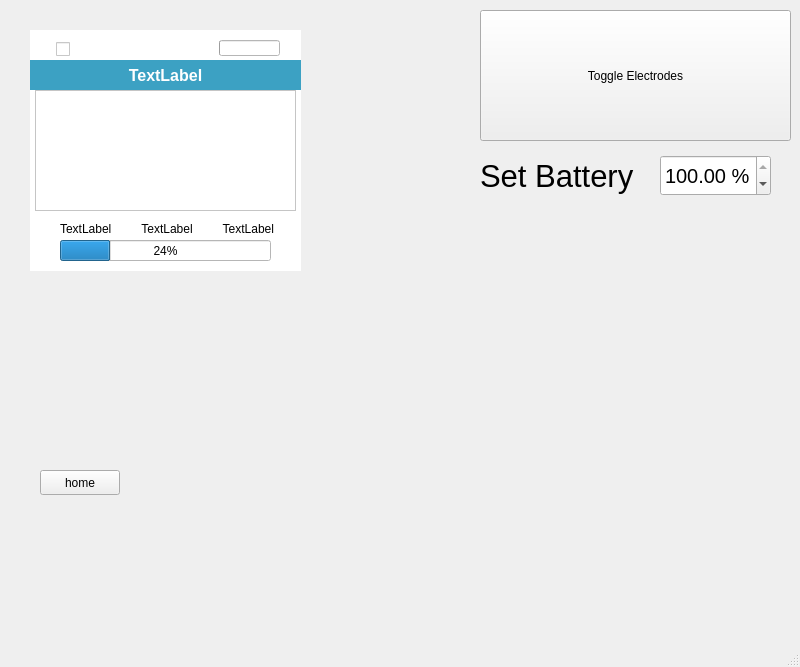
Before: the Qt Designer form mainwindow.ui in lasitha-amuwala/CES-Simulator, drawn with Qt 5.
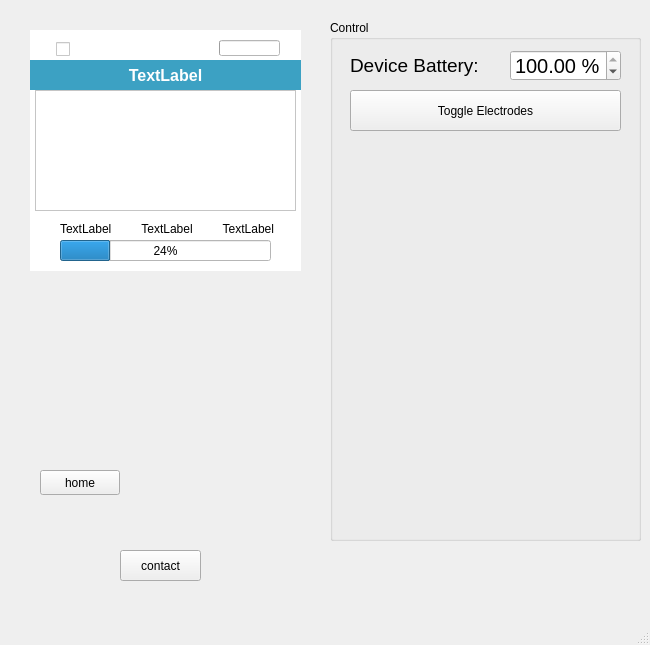
After: the same form once the commit is applied. Icons and pictures are not drawn.

```diff
--- a/mainwindow.ui
+++ b/mainwindow.ui
@@ -6,8 +6,8 @@
    <rect>
     <x>0</x>
     <y>0</y>
-    <width>800</width>
-    <height>667</height>
+    <width>650</width>
+    <height>645</height>
    </rect>
   </property>
   <property name="windowTitle">
@@ -443,44 +443,43 @@
      <set>Qt::AlignCenter</set>
     </property>
    </widget>
-   <widget class="QPushButton" name="toggleElectrodes">
+   <widget class="QGroupBox" name="groupBox">
     <property name="geometry">
      <rect>
-      <x>480</x>
-      <y>10</y>
+      <x>330</x>
+      <y>20</y>
       <width>311</width>
-      <height>131</height>
+      <height>521</height>
      </rect>
     </property>
-    <property name="text">
-     <string>Toggle Electrodes</string>
+    <property name="title">
+     <string>Control</string>
     </property>
-   </widget>
    <widget class="QLabel" name="label_2">
     <property name="geometry">
      <rect>
-      <x>480</x>
-      <y>150</y>
-      <width>171</width>
-      <height>51</height>
+       <x>20</x>
+       <y>30</y>
+       <width>141</width>
+       <height>31</height>
      </rect>
     </property>
     <property name="font">
      <font>
-      <pointsize>23</pointsize>
+       <pointsize>14</pointsize>
      </font>
     </property>
     <property name="text">
-     <string>Set Battery</string>
+      <string>Device Battery: </string>
     </property>
    </widget>
    <widget class="QDoubleSpinBox" name="setBattery">
     <property name="geometry">
      <rect>
-      <x>660</x>
-      <y>155</y>
+       <x>180</x>
+       <y>30</y>
       <width>111</width>
-      <height>41</height>
+       <height>31</height>
      </rect>
     </property>
     <property name="font">
@@ -498,6 +497,33 @@
      <double>100.000000000000000</double>
     </property>
    </widget>
+    <widget class="QPushButton" name="toggleElectrodes">
+     <property name="geometry">
+      <rect>
+       <x>20</x>
+       <y>70</y>
+       <width>271</width>
+       <height>41</height>
+      </rect>
+     </property>
+     <property name="text">
+      <string>Toggle Electrodes</string>
+     </property>
+    </widget>
+   </widget>
+   <widget class="QPushButton" name="toggleElectrodes_2">
+    <property name="geometry">
+     <rect>
+      <x>120</x>
+      <y>550</y>
+      <width>81</width>
+      <height>31</height>
+     </rect>
+    </property>
+    <property name="text">
+     <string>contact</string>
+    </property>
+   </widget>
   </widget>
   <widget class="QMenuBar" name="menubar">
    <property name="geometry">
```
Left out of the diff: 4 changed lines with no effect on the pictures. Lines whose indentation alone changed are shown as unchanged.
